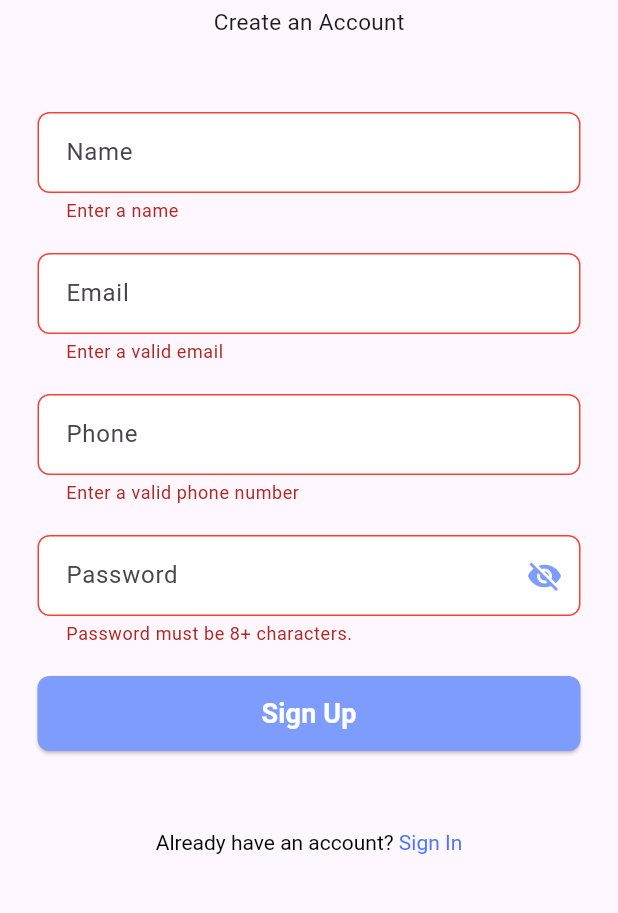
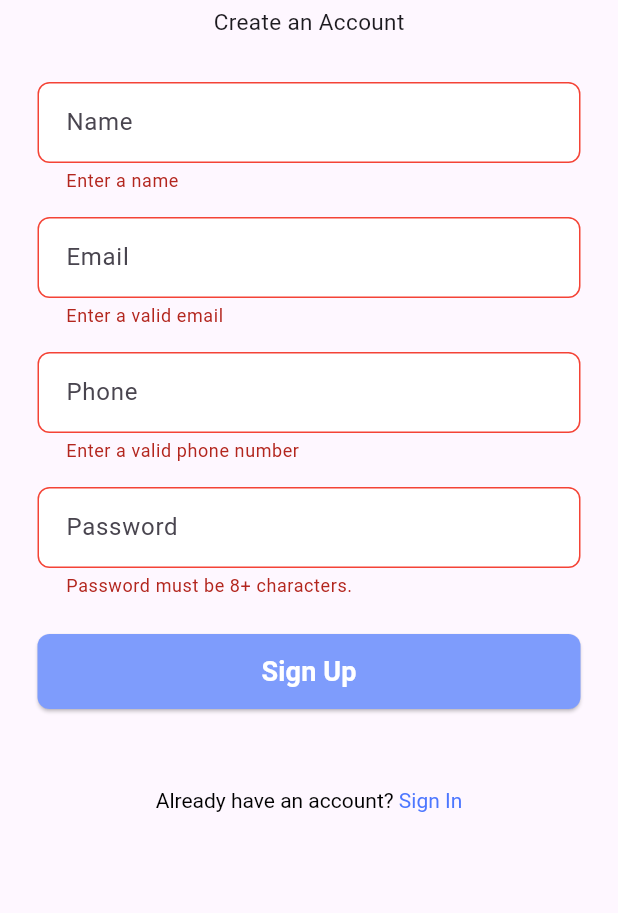
Before and after one commit to abdu61/CliniSmile, a Flutter app: the SignUp screen opened directly with empty values, after a tap on "Sign Up", on a phone screen of 412 x 824 dp, the part 185-1098 px from its top. Run offline on Flutter 3.47's test engine with Material 3 defaults, Android fonts, the light colour scheme and no system bars; our stand-ins replace cloud_firestore, dash_chat_2, firebase_auth, firebase_core, flutter_gemini, flutter_spinkit and 1 more; accounts and stored records are empty.

Commit message:
refactor sign up

```diff
--- a/lib/screens/authenticate/sign_up.dart
+++ b/lib/screens/authenticate/sign_up.dart
@@ -5,7 +5,6 @@ import 'package:flutter/material.dart';
 
 class SignUp extends StatefulWidget {
   final Function toggleView;
-  // ignore: prefer_const_constructors_in_immutables
   SignUp({super.key, required this.toggleView});
 
   @override
@@ -15,199 +14,79 @@ class SignUp extends StatefulWidget {
 class _RegisterState extends State<SignUp> {
   final AuthService _auth = AuthService();
   final _formKey = GlobalKey<FormState>();
-
-  // text field state
-  String name = '';
-  String email = '';
-  String phone = '';
-  String password = '';
-
-  // Password visibility state
+  String name = '', email = '', phone = '', password = '', error = '';
   bool showPassword = false;
 
-  String error = '';
   @override
   Widget build(BuildContext context) {
     return Scaffold(
-      //Body
       body: SafeArea(
         child: Container(
           padding: const EdgeInsets.fromLTRB(25.0, 80.0, 25.0, 0.0),
           child: SingleChildScrollView(
             child: Column(
               children: [
-                const Text(
-                  'Sign Up to CliniSmile',
-                  style: TextStyle(
-                    fontSize: 30.0, // Change the font size
-                    fontWeight: FontWeight.bold, // Make the text bold
-                  ),
-                ),
+                const Text('Sign Up to CliniSmile',
+                    style:
+                        TextStyle(fontSize: 30.0, fontWeight: FontWeight.bold)),
                 const SizedBox(height: 4.0),
-                const Text(
-                  'Create an Account',
-                  style: TextStyle(
-                    fontSize: 15.0, // Change the font size
-                  ),
-                ),
+                const Text('Create an Account',
+                    style: TextStyle(fontSize: 15.0)),
                 const SizedBox(height: 30.0),
                 Form(
                   key: _formKey,
                   child: Column(
-                    // Wrap form fields in a Column
                     children: <Widget>[
-                      const SizedBox(height: 20.0),
-
-                      //Name TextFormField
-                      TextFormField(
-                        validator: (val) =>
-                            val!.isEmpty ? 'Enter a name' : null,
-                        onChanged: (val) {
-                          setState(() => name = val);
-                        },
-                        decoration:
-                            textInputDecoration.copyWith(hintText: 'Name'),
-                      ),
-                      const SizedBox(height: 20.0),
-
-                      //Email TextFormField
-                      TextFormField(
-                        validator: (val) {
-                          Pattern pattern =
-                              r'^(([^<>()[\]\\.,;:\s@\"]+(\.[^<>()[\]\\.,;:\s@\"]+)*)|(\".+\"))@((\[[0-9]{1,3}\.[0-9]{1,3}\.[0-9]{1,3}\.[0-9]{1,3}\])|(([a-zA-Z\-0-9]+\.)+[a-zA-Z]{2,}))$';
-                          RegExp regex = RegExp(pattern.toString());
-                          if (!regex.hasMatch(val!)) {
-                            return 'Enter a valid email';
-                          } else {
-                            return null;
-                          }
-                        },
-                        onChanged: (val) {
-                          setState(() => email = val);
-                        },
-                        decoration:
-                            textInputDecoration.copyWith(hintText: 'Email'),
-                      ),
-                      const SizedBox(height: 20.0),
-
-                      //Phone TextFormField
-                      TextFormField(
-                        validator: (val) => val!.length != 8
+                      _buildTextField(
+                          'Name',
+                          (val) => val!.isEmpty ? 'Enter a name' : null,
+                          (val) => name = val),
+                      const SizedBox(height: 16.0),
+                      _buildTextField(
+                          'Email', _validateEmail, (val) => email = val),
+                      const SizedBox(height: 16.0),
+                      _buildTextField(
+                          'Phone',
+                          (val) => val!.length != 8
                               ? 'Enter a valid phone number'
                               : null,
-                        onChanged: (val) {
-                          setState(() => phone = val);
-                        },
-                        decoration:
-                            textInputDecoration.copyWith(hintText: 'Phone'),
-                      ),
-                      const SizedBox(height: 20.0),
-
-                      //Password TextFormField
-                      TextFormField(
-                        obscureText: !showPassword,
-                        validator: (val) {
-                          if (val != null && val.length < 8) {
-                            return 'Password must be 8+ characters.';
-                          } else if (val != null &&
-                              !val.contains(RegExp(r'[0-9]'))) {
-                            return 'Password must contain at least one number';
-                          } else if (val != null &&
-                              !val.contains(RegExp(r'[A-Z]'))) {
-                            return 'Password must contain at least one uppercase letter';
-                          } else if (val != null &&
-                              !val.contains(RegExp(r'[a-z]'))) {
-                            return 'Password must contain at least one lowercase letter';
-                          } else if (val != null &&
-                              !val.contains(
-                                  RegExp(r'[!@#$%^&*(),.?":{}|<>]'))) {
-                            return 'Password must contain at least one special character';
-                          } else {
-                            return null;
-                          }
-                        },
-                        onChanged: (val) {
-                          setState(() => password = val);
-                        },
-                        decoration: textInputDecoration.copyWith(
-                          hintText: 'Password',
-                          helperText:
-                              'Password must contain at least 8 characters,\none uppercase, one lowercase letter,\none no and one special character',
-                          suffixIcon: IconButton(
-                            icon: Icon(
-                              // Based on passwordVisible state choose the icon
-                              showPassword
-                                  ? Icons.visibility
-                                  : Icons.visibility_off,
-                              color: const Color.fromARGB(255, 126, 156, 252),
-                            ),
-                            onPressed: () {
-                              // Update the state i.e. toogle the state of passwordVisible variable
-                              setState(() {
-                                showPassword = !showPassword;
-                              });
-                            },
-                          ),
-                        ),
-                      ),
-                      const SizedBox(height: 20.0),
-
-                      //SignUp Button
+                          (val) => phone = val),
+                      const SizedBox(height: 16.0),
+                      _buildTextField('Password', _validatePassword,
+                          (val) => password = val,
+                          obscureText: !showPassword),
+                      const SizedBox(height: 24.0),
                       ElevatedButton(
                         style: buttonAuthenticateStyle.copyWith(
                             backgroundColor: MaterialStateProperty.all(
                                 const Color.fromARGB(255, 126, 156, 252))),
-                        onPressed: () async {
-                          //Registration
-                          if (_formKey.currentState!.validate()) {
-                            dynamic result =
-                                await _auth.registerWithEmailAndPassword(
-                                    name, email, phone, password);
-                            if (result == null) {
-                              setState(() => error =
-                                  'Oops! Please enter valid information');
-                            }
-                          }
-                        },
-                        child: const Text(
-                          'Sign Up',
+                        onPressed: _register,
+                        child: const Text('Sign Up',
                             style: TextStyle(
                                 color: Colors.white,
                                 fontSize: 18.0,
-                              fontWeight: FontWeight.bold),
-                        ),
+                                fontWeight: FontWeight.bold)),
                       ),
                       const SizedBox(height: 12.0),
-                      //Error Text
-                      Text(
-                        error,
-                        style:
-                            const TextStyle(color: Colors.red, fontSize: 14.0),
-                      ),
+                      Text(error,
+                          style: const TextStyle(
+                              color: Colors.red, fontSize: 14.0)),
                     ],
                   ),
                 ),
                 const SizedBox(height: 20.0),
-
-                //Sign In Button
                 RichText(
                   text: TextSpan(
-                    style: const TextStyle(
-                      color: Colors.black,
-                      fontSize: 14.0,
-                    ),
+                    style: const TextStyle(color: Colors.black, fontSize: 14.0),
                     children: <TextSpan>[
                       const TextSpan(text: "Already have an account? "),
                       TextSpan(
                         text: 'Sign In',
                         style: const TextStyle(
                             color: Color.fromARGB(255, 77, 119, 255),
-                          fontSize: 14.0,
-                        ),
+                            fontSize: 14.0),
                         recognizer: TapGestureRecognizer()
-                          ..onTap = () {
-                            widget.toggleView();
-                          },
+                          ..onTap = () => widget.toggleView(),
                       ),
                     ],
                   ),
@@ -219,4 +98,49 @@ class _RegisterState extends State<SignUp> {
       ),
     );
   }
+
+  TextFormField _buildTextField(String hint,
+      String? Function(String?)? validator, Function(String) onChanged,
+      {bool obscureText = false}) {
+    return TextFormField(
+      validator: validator,
+      onChanged: (val) => setState(() => onChanged(val)),
+      decoration: textInputDecoration.copyWith(hintText: hint),
+      obscureText: obscureText,
+    );
   }
+
+  String? _validateEmail(String? val) {
+    Pattern pattern =
+        r'^(([^<>()[\]\\.,;:\s@\"]+(\.[^<>()[\]\\.,;:\s@\"]+)*)|(\".+\"))@((\[[0-9]{1,3}\.[0-9]{1,3}\.[0-9]{1,3}\.[0-9]{1,3}\])|(([a-zA-Z\-0-9]+\.)+[a-zA-Z]{2,}))$';
+    RegExp regex = RegExp(pattern.toString());
+    return !regex.hasMatch(val!) ? 'Enter a valid email' : null;
+  }
+
+  String? _validatePassword(String? val) {
+    if (val != null && val.length < 8) return 'Password must be 8+ characters.';
+    if (val != null && !val.contains(RegExp(r'[0-9]'))) {
+      return 'Password must contain at least one number';
+    }
+    if (val != null && !val.contains(RegExp(r'[A-Z]'))) {
+      return 'Password must contain at least one uppercase letter';
+    }
+    if (val != null && !val.contains(RegExp(r'[a-z]'))) {
+      return 'Password must contain at least one lowercase letter';
+    }
+    if (val != null && !val.contains(RegExp(r'[!@#$%^&*(),.?":{}|<>]'))) {
+      return 'Password must contain at least one special character';
+    }
+    return null;
+  }
+
+  void _register() async {
+    if (_formKey.currentState!.validate()) {
+      dynamic result = await _auth.registerWithEmailAndPassword(
+          name, email, phone, password);
+      if (result == null) {
+        setState(() => error = 'Oops! Please enter valid information');
+      }
+    }
+  }
+}
```
Lines whose indentation alone changed are shown as unchanged.
